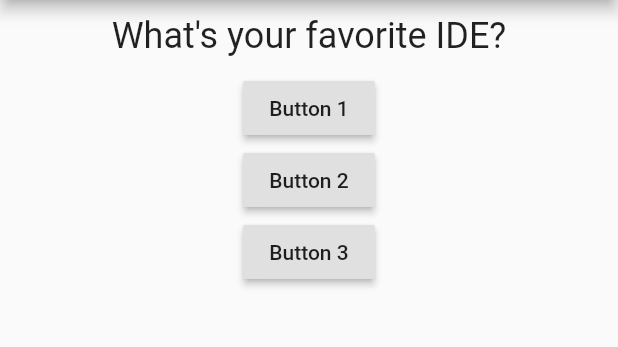
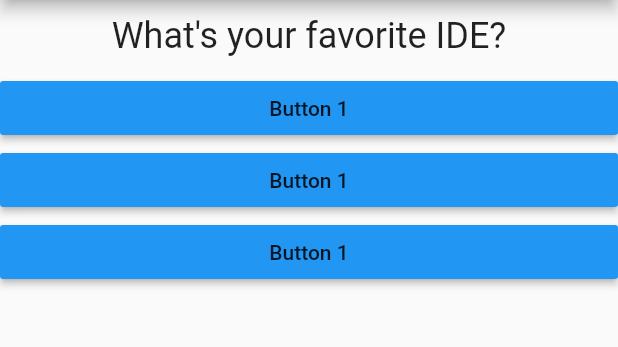
Before and after one commit to lhmisho/Flutter-beginning, a Flutter app: the screen it shows after launch, on a phone screen of 412 x 824 dp, the part 84-431 px from its top. Run offline on Flutter 3.47's test engine with Material 2 defaults, Android fonts, the phone set to English and light mode, and no system bars.

```diff
--- /dev/null
+++ b/lib/answer.dart
@@ -0,0 +1,19 @@
+import 'package:flutter/material.dart';
+
+class Answer extends StatelessWidget {
+
+  final Function selectHandler;
+  Answer(this.selectHandler);
+
+  @override
+  Widget build(BuildContext context) {
+    return Container(
+      width: double.infinity,
+      child: RaisedButton(
+        color: Colors.blue,
+        child: Text('Button 1'),
+        onPressed: selectHandler
+      ),
+    );
+  }
+}
--- a/lib/main.dart
+++ b/lib/main.dart
@@ -1,6 +1,6 @@
 import 'package:flutter/material.dart';
 import './questions.dart';
-
+import './answer.dart';
 // void main(){
 //   runApp(MyApp());
 // }
@@ -24,16 +24,13 @@ class _MyAppState extends State<MyApp> {
     print(_indexQuestion);
   }
 
-  // void answerOftheQustion(){
-  //   print("Button pressed");
-  // }
-
   @override
   Widget build(BuildContext context) {
     var question = [
       'What\'s your favorite IDE?',
       'What\'s your favorite Theme?',
       'What\'s your favorite Programming Language',
+      'What\'s your favorite Machine',
     ];
 
     return MaterialApp(
@@ -44,21 +41,9 @@ class _MyAppState extends State<MyApp> {
         body: Column(
           children: [
             Questions(question[_indexQuestion]),
-            RaisedButton(
-              child: Text('Button 1'),
-              onPressed: _answerQustion,
-            ),
-            RaisedButton(
-              child: Text('Button 2'),
-              onPressed: () => print('Answerd questin no two!'),
-            ),
-            RaisedButton(
-              child: Text('Button 3'),
-              onPressed: () {
-                // .....
-                print("Answered question three!");
-              },
-            ),
+            Answer(_answerQustion),
+            Answer(_answerQustion),
+            Answer(_answerQustion),
           ],
         ),
       ),
```
